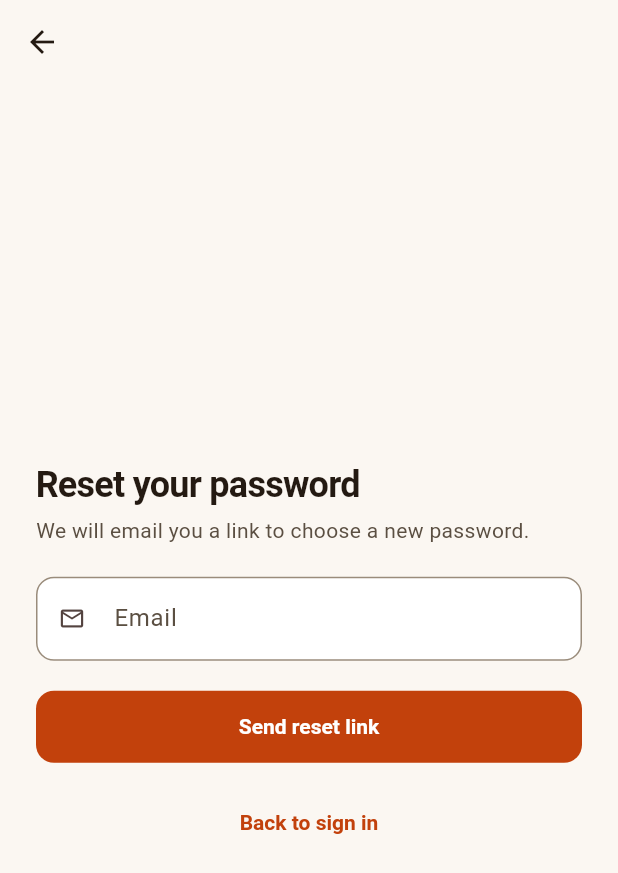
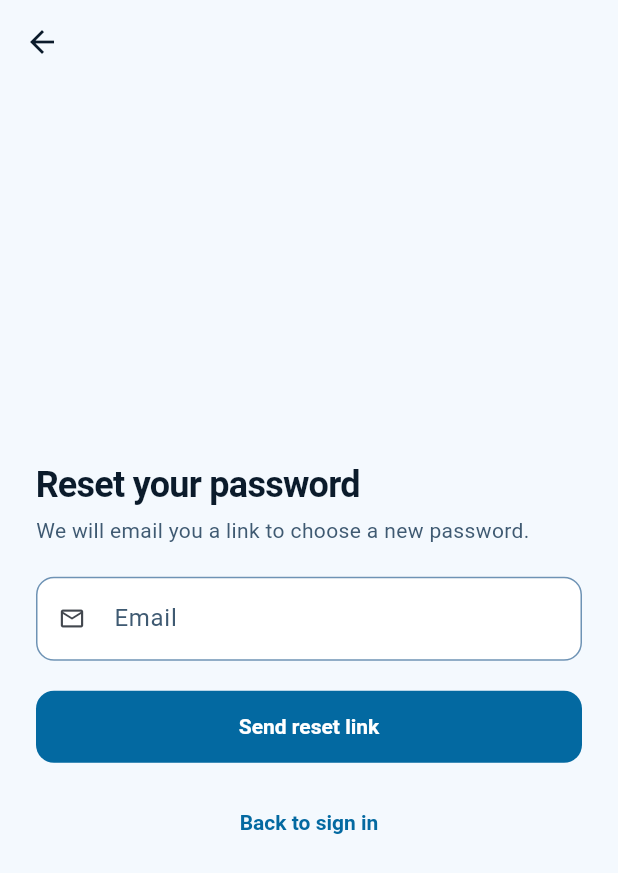
Before and after one commit to kiran-hk-dev/Split-Bills, a Flutter app: the screen it shows after launch, after a tap on "Forgot password?", on a phone screen of 412 x 824 dp. Shown: the top 873 px of the screen. Run offline on Flutter 3.47's test engine with Material 3 defaults, Android fonts, the phone set to English and light mode, and no system bars; our stand-ins replace connectivity_plus, csv, decimal, dio, file_picker, flutter_map and 8 more; accounts and stored records are empty; network calls fail.

Commit message:
Move the theme to light blue and add the Seven Wonders covers
Theme

The warm ember palette becomes a light-blue one: primary #0369A1, with
#075985, #0284C7 and #0E7490 as the ramp, on a #F4F9FE canvas. Covers,
shadows, dark mode and the trip-cover palettes all follow.

Every pair was measured before it was used rather than after, which caught
three drafts that would have shipped broken: inkFaint at 4.25:1 and
borderStrong at 2.52:1, both under target, darkened to #55738D and
#6E93B5. sky #0284C7 was rejected as a button fill at 4.1:1 against white,
so it stays a gradient stop only.

Two things the tests caught rather than the design:

- The shadows kept the old palette. They are written as alpha-prefixed
  Color(0x0F241A12), and the bulk rename only matched six-digit values, so
  every shadow silently stayed ember. A blue theme with warm shadows is the
  same defect as before.
- The ramp-ordering test chained primary < sky < cyan. Measured luminance is
  0.089 / 0.127 / 0.206 / 0.146, so cyan sits below sky. The test was wrong.

Two tests asserted the old palette and had to be inverted rather than
deleted. Both pinned the right property - that the palette agrees with
itself - and stated it for a warm brand: that no surface may be
blue-dominant, and that no cover may sit in the 90-195 green-to-cyan band.
Those bands are the brand now.

Seven Wonders

Seven illustrated covers, selectable alongside the existing six: Great
Pyramid, Hanging Gardens, Temple of Artemis, Statue of Zeus, Mausoleum at
Halicarnassus, Colossus of Rhodes and the Lighthouse of Alexandria.

The first Colossus was drawn with arms detached from the torso, so it read
as a stick figure with shapes floating beside it. Contact-sheets caught
that; the arms now start inside the body.

Same caveat as the other covers: these are drawn, not photographs.

```diff
--- a/lib/core/theme/app_theme.dart
+++ b/lib/core/theme/app_theme.dart
@@ -37,21 +37,21 @@ class AppColors {
 
   /// Primary brand fill. 5.18:1 against [surface], so it carries a white
   /// button label, and 4.85:1 against [canvas] so it is readable as text.
-  static const Color primary = Color(0xFFC2410C);
+  static const Color primary = Color(0xFF0369A1);
 
   /// Darker ember for headings, emphasis and hover states. 9.34:1 on
   /// [surface].
-  static const Color primaryDeep = Color(0xFF9A3412);
+  static const Color primaryDeep = Color(0xFF075985);
 
   /// Tinted ember for selected chips, soft fills and card accents.
-  static const Color primarySoft = Color(0xFFFDF2EB);
+  static const Color primarySoft = Color(0xFFDDEEFB);
 
   /// Mid-ramp orange. The gradient's middle stop.
-  static const Color orange = Color(0xFFEA580C);
+  static const Color sky = Color(0xFF0284C7);
 
   /// The ramp's far end. Rose rather than a cool hue, so the sweep stays warm.
-  static const Color rose = Color(0xFFBE123C);
-  static const Color roseSoft = Color(0xFFFDE8EC);
+  static const Color cyan = Color(0xFF0E7490);
+  static const Color cyanSoft = Color(0xFFE0F5FB);
 
   // ---- Legacy brand names, kept so existing call sites keep compiling ------
   //
@@ -79,30 +79,30 @@ class AppColors {
   // ---- Surfaces -----------------------------------------------------------
 
   /// Warm parchment rather than a cool grey-white.
-  static const Color canvas = Color(0xFFFBF7F2);
+  static const Color canvas = Color(0xFFF4F9FE);
   static const Color surface = Color(0xFFFFFFFF);
-  static const Color surfaceMuted = Color(0xFFF4EDE3);
-  static const Color border = Color(0xFFE7DCCB);
+  static const Color surfaceMuted = Color(0xFFE9F2FB);
+  static const Color border = Color(0xFFCFE2F3);
 
   /// Border for interactive controls (text fields, outlined buttons).
   ///
   /// WCAG 1.4.11 wants 3:1 for the boundary that identifies a control. This
   /// measures 3.28:1 on [surface] and 3.07:1 on [canvas], and sits 2.42:1
   /// above [border] so a control edge still reads heavier than a card edge.
-  static const Color borderStrong = Color(0xFF9A8C7B);
+  static const Color borderStrong = Color(0xFF6E93B5);
 
   // ---- Text ---------------------------------------------------------------
 
   /// 15.99:1 on [canvas]. A warm near-black, not a blue-black.
-  static const Color ink = Color(0xFF241A12);
+  static const Color ink = Color(0xFF0B1B2B);
 
   /// 7.45:1 on [canvas].
-  static const Color inkMuted = Color(0xFF5B4F42);
+  static const Color inkMuted = Color(0xFF3F5A72);
 
   /// Tinted placeholder and de-emphasised text. 4.98:1 on [canvas] — real
   /// text, not decoration, so it clears AA rather than being greyed out until
   /// it disappears.
-  static const Color inkFaint = Color(0xFF77695A);
+  static const Color inkFaint = Color(0xFF55738D);
 
   // ---- Status -------------------------------------------------------------
   //
@@ -119,7 +119,7 @@ class AppColors {
   static const Color infoSoft = Color(0xFFDBEAFE);
 
   static const Color verified = Color(0xFF166534);
-  static const Color unverified = Color(0xFF92400E);
+  static const Color unverified = Color(0xFF075985);
 
   // ---- Status, dark-theme variants ----------------------------------------
   //
@@ -128,7 +128,7 @@ class AppColors {
   // equivalents used when the active brightness is dark.
 
   static const Color positiveDark = Color(0xFF86EFAC);
-  static const Color warningDark = Color(0xFFFCD34D);
+  static const Color warningDark = Color(0xFF7DD3FC);
   static const Color dangerDark = Color(0xFFFCA5A5);
   static const Color infoDark = Color(0xFF93C5FD);
 
@@ -152,19 +152,19 @@ class AppColors {
   // Warm near-black rather than the blue-black used previously, so dark mode
   // belongs to the same brand as light mode.
 
-  static const Color darkCanvas = Color(0xFF12100E);
-  static const Color darkSurface = Color(0xFF1C1815);
-  static const Color darkSurfaceMuted = Color(0xFF2A2320);
+  static const Color darkCanvas = Color(0xFF0B1016);
+  static const Color darkSurface = Color(0xFF121A23);
+  static const Color darkSurfaceMuted = Color(0xFF1B2632);
 
-  /// 3.39:1 on [darkSurface] and 3.65:1 on [darkCanvas]. Kept in the warm
+  /// 3.39:1 on [darkSurface] and 3.65:1 on [darkCanvas]. Kept in the cool
   /// brown family so it belongs to the theme rather than reading as grey.
-  static const Color darkBorder = Color(0xFF7A6A5B);
+  static const Color darkBorder = Color(0xFF6E8AA3);
 
   /// 16.65:1 on [darkCanvas].
-  static const Color darkInk = Color(0xFFF6EFE7);
+  static const Color darkInk = Color(0xFFEAF3FA);
 
   /// 8.80:1 on [darkSurface].
-  static const Color darkInkMuted = Color(0xFFC3B5A6);
+  static const Color darkInkMuted = Color(0xFFA8BECD);
 }
 
 /// The brand gradient and the gradients derived from it.
@@ -176,21 +176,21 @@ class AppGradients {
   const AppGradients._();
 
   static const List<Color> brand = <Color>[
-    Color(0xFFC2410C),
-    Color(0xFFEA580C),
-    Color(0xFFBE123C),
+    Color(0xFF0369A1),
+    Color(0xFF0284C7),
+    Color(0xFF0E7490),
   ];
 
   /// Two-stop version for large fills where the three-stop sweep would read
   /// as a stripe rather than a gradient.
   static const List<Color> brandShort = <Color>[
-    Color(0xFFC2410C),
-    Color(0xFFEA580C),
+    Color(0xFF0369A1),
+    Color(0xFF0284C7),
   ];
 
   /// Same hue family, lifted for dark mode so it does not glow harshly.
   static const List<Color> brandDark = <Color>[
-    Color(0xFFFB923C),
+    Color(0xFF38BDF8),
     Color(0xFFFDBA74),
     Color(0xFFFB7185),
   ];
@@ -239,8 +239,8 @@ class AppRadius {
 
 /// Elevation.
 ///
-/// Shadows are tinted with the warm brand brown rather than neutral black. A
-/// neutral-black shadow over a warm parchment canvas reads as grey dirt, and
+/// Shadows are tinted with the deep brand blue rather than neutral black. A
+/// neutral-black shadow over a pale blue canvas reads as grey dirt, and
 /// the ones that were here before were worse: tinted with the previous
 /// indigo palette (#15142E, #4F46E5), which put cold blue and violet shadows
 /// under warm parchment and was most of why the grading read as off.
@@ -250,25 +250,25 @@ class AppShadow {
   static const List<BoxShadow> none = <BoxShadow>[];
 
   static const List<BoxShadow> sm = <BoxShadow>[
-    BoxShadow(color: Color(0x0F241A12), blurRadius: 10, offset: Offset(0, 2)),
+    BoxShadow(color: Color(0x0F0B1B2B), blurRadius: 10, offset: Offset(0, 2)),
   ];
 
   static const List<BoxShadow> md = <BoxShadow>[
-    BoxShadow(color: Color(0x14241A12), blurRadius: 22, offset: Offset(0, 8)),
+    BoxShadow(color: Color(0x140B1B2B), blurRadius: 22, offset: Offset(0, 8)),
   ];
 
   static const List<BoxShadow> lg = <BoxShadow>[
-    BoxShadow(color: Color(0x1F241A12), blurRadius: 40, offset: Offset(0, 18)),
+    BoxShadow(color: Color(0x1F0B1B2B), blurRadius: 40, offset: Offset(0, 18)),
   ];
 
   /// Hover/focus lift for cards and list tiles on pointer devices.
   static const List<BoxShadow> raised = <BoxShadow>[
-    BoxShadow(color: Color(0x1AC2410C), blurRadius: 28, offset: Offset(0, 12)),
+    BoxShadow(color: Color(0x1A0369A1), blurRadius: 28, offset: Offset(0, 12)),
   ];
 
   /// Soft brand halo, used behind hero elements and the active nav item.
   static const List<BoxShadow> glow = <BoxShadow>[
-    BoxShadow(color: Color(0x4DC2410C), blurRadius: 24, offset: Offset(0, 8)),
+    BoxShadow(color: Color(0x4D0369A1), blurRadius: 24, offset: Offset(0, 8)),
   ];
 }
 
@@ -395,16 +395,16 @@ class AppTheme {
     // than the deep ember with white text. A saturated #C2410C fill on a warm
     // near-black canvas vibrates, and white-on-ember only clears 4.5:1.
     final Color primaryFill = isDark
-        ? const Color(0xFFFB923C)
+        ? const Color(0xFF38BDF8)
         : AppColors.primary;
     final Color onPrimary = isDark
-        ? const Color(0xFF2B1206)
+        ? const Color(0xFF062A42)
         : Colors.white;
     final Color secondaryFill = isDark
-        ? const Color(0xFFFCD34D)
+        ? const Color(0xFF7DD3FC)
         : AppColors.amber;
     final Color onSecondary = isDark
-        ? const Color(0xFF2B1A03)
+        ? const Color(0xFF082F49)
         : Colors.white;
 
     final ColorScheme scheme =
@@ -415,41 +415,40 @@ class AppTheme {
           primary: primaryFill,
           onPrimary: onPrimary,
           primaryContainer: isDark
-              ? const Color(0xFF4A2312)
+              ? const Color(0xFF0C4A6E)
               : AppColors.primarySoft,
           onPrimaryContainer: isDark
-              ? const Color(0xFFFFDCC8)
+              ? const Color(0xFFBAE6FD)
               : AppColors.primaryDeep,
           secondary: secondaryFill,
           onSecondary: onSecondary,
           // Material draws the selected segment of every SegmentedButton, and
           // every ChoiceChip row, from secondaryContainer. Green there made
           // "Balanced" and every other trip-style option render green next to
-          // the brand. Amber keeps the second stop in-family.
+          // the brand. Sky keeps the second stop in-family.
           //
           // Mint stays available as [AppColors.positiveSoft] for places that
           // genuinely mean "good", rather than being the default accent.
           secondaryContainer: isDark
-              ? const Color(0xFF4A3312)
-              : const Color(0xFFFEF0D4),
+              ? const Color(0xFF164E63)
+              : const Color(0xFFE0F2FE),
           onSecondaryContainer: isDark
-              ? const Color(0xFFFDE7BC)
-              : const Color(0xFF92400E),
-          tertiary: isDark ? const Color(0xFFFDA4AF) : AppColors.rose,
-          onTertiary: isDark ? const Color(0xFF3B0713) : Colors.white,
+              ? const Color(0xFFCFFAFE)
+              : const Color(0xFF075985),
+          tertiary: isDark ? const Color(0xFF67E8F9) : AppColors.cyan,
+          onTertiary: isDark ? const Color(0xFF083344) : Colors.white,
           tertiaryContainer: isDark
-              ? const Color(0xFF5C1226)
-              : AppColors.roseSoft,
+              ? const Color(0xFF164E63)
+              : AppColors.cyanSoft,
           onTertiaryContainer: isDark
-              ? const Color(0xFFFFD9E0)
-              : const Color(0xFF9F1239),
+              ? const Color(0xFFCFFAFE)
+              : const Color(0xFF155E75),
           surface: isDark ? AppColors.darkSurface : AppColors.surface,
           onSurface: isDark ? AppColors.darkInk : AppColors.ink,
           surfaceContainerLowest: isDark
-              // Warm near-black. This was #08080F, which is blue-dominant and
-              // left over from the indigo palette; against a warm dark canvas
-              // it read as a cold patch.
-              ? const Color(0xFF0A0908)
+              // Cool near-black, one step darker than darkCanvas so the two
+              // surfaces still separate.
+              ? const Color(0xFF080D13)
               : AppColors.surface,
           surfaceContainerLow: isDark
               ? AppColors.darkSurface
@@ -798,7 +797,7 @@ class AppTheme {
 class AppGradientsTheme extends ThemeExtension<AppGradientsTheme> {
   const AppGradientsTheme({required this.brand, required this.shadowTint});
 
-  /// Ember -> orange -> rose, lifted for dark mode.
+  /// Deep sky -> sky -> cyan, lifted for dark mode.
   final List<Color> brand;
 
   /// What shadows are tinted with. Ink in light, dark ink in dark, so a shadow
```
Also changed, not shown: lib/shared/widgets/trip_cover.dart (+16 -9 lines), assets/covers/cover_coast.jpg, assets/covers/cover_dawn.jpg, assets/covers/cover_desert.jpg, assets/covers/cover_dusk.jpg, assets/covers/cover_forest.jpg, assets/covers/cover_rose.jpg, assets/covers/wonder_artemis.jpg (added), assets/covers/wonder_babylon.jpg (added), assets/covers/wonder_colossus.jpg (added), assets/covers/wonder_giza.jpg (added), assets/covers/wonder_mausoleum.jpg (added), assets/covers/wonder_pharos.jpg (added), assets/covers/wonder_zeus.jpg (added), 2 other files.
